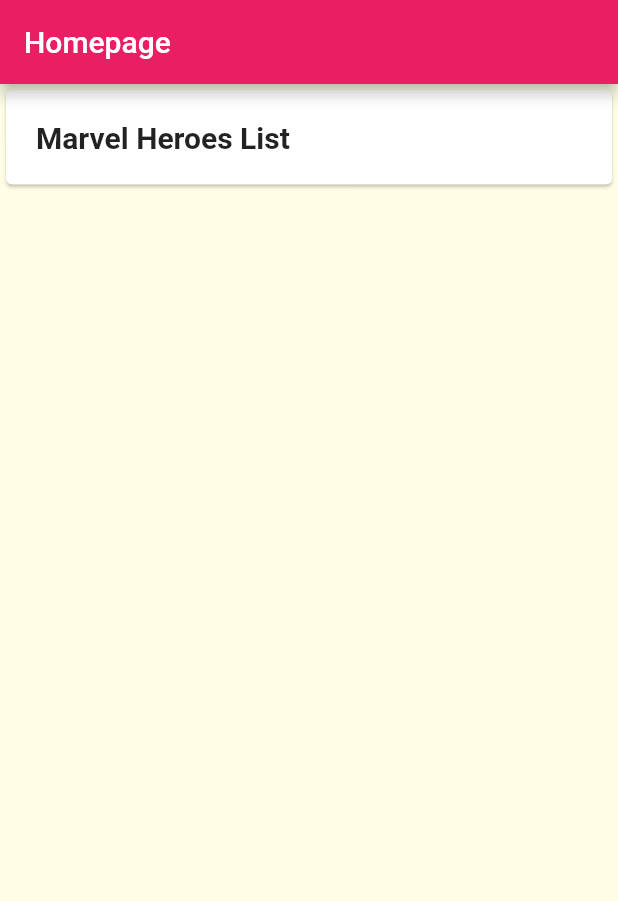
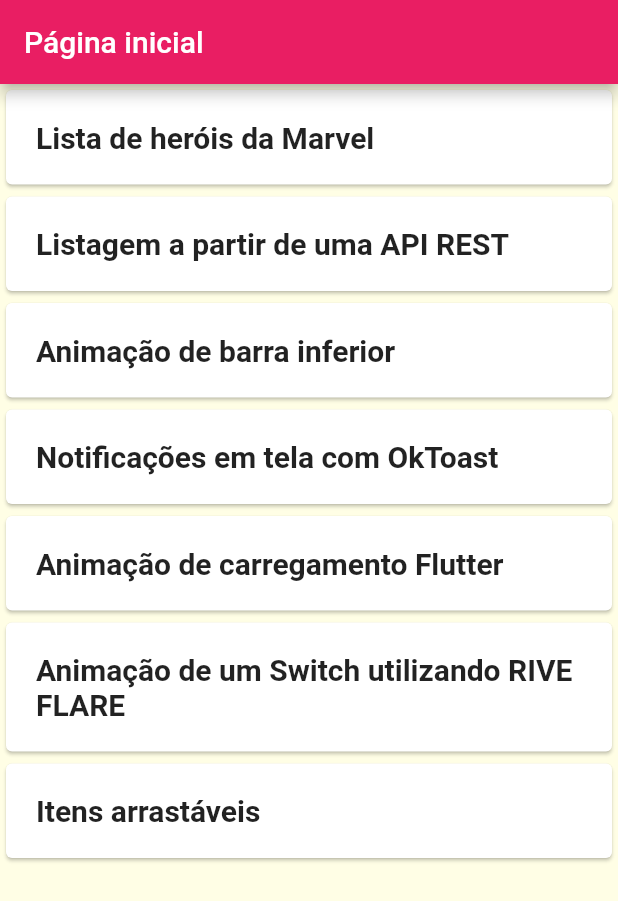
Before and after one commit to filipero/TesteFlutter, a Flutter app: the screen it shows after launch, on a phone screen of 412 x 824 dp. Shown: the top 901 px of the screen. Run offline on Flutter 3.47's test engine with Material 2 defaults, Android fonts, the phone set to English and light mode, and no system bars; drawn by our look-alikes of oktoast; our stand-ins replace flare_flutter; missing offline and left inert: random_color; Roboto replaces fonts that are missing (Raleway, RobotoCondensed).

Commit message:
Refeita a navegação dentro do app

```diff
--- a/lib/Screens/marvelheroes.dart
+++ b/lib/Screens/marvelheroes.dart
@@ -4,7 +4,7 @@
 
 class MarvelHeroes extends StatefulWidget {
   static const routeName = '/marvel';
-  static const pageTitle = 'Marvel Heroes List';
+  static const pageTitle = 'Lista de heróis da Marvel';
   MarvelHeroes({Key key, this.title}) : super(key: key);
   final String title;
 
--- a/lib/main.dart
+++ b/lib/main.dart
@@ -8,6 +8,7 @@
 import './system/theme.dart';
 import './Screens/toast.dart';
 import './Screens/draggableitems.dart';
+import './Widgets/toast.dart';
 
 void main() => runApp(MyApp());
 
@@ -19,13 +20,13 @@
 class _MyAppState extends State<MyApp> {
   @override
   Widget build(BuildContext context) {
-    return MaterialApp(
-        title: 'DeliMeals',
+    return OKToast(
+      child: MaterialApp(
+          title: 'Repositório de testes',
           theme: ThemeData(
               primarySwatch: Colors.pink,
               accentColor: Colors.amber,
               canvasColor: Color.fromRGBO(255, 254, 229, 1),
-            fontFamily: 'Raleway',
               textTheme: ThemeData.light().textTheme.copyWith(
                     body1: TextStyle(
                       color: Color.fromRGBO(20, 51, 51, 1),
@@ -33,26 +34,23 @@
                     body2: TextStyle(
                       color: Color.fromRGBO(20, 51, 51, 1),
                     ),
-                  title: TextStyle(
-                      fontSize: 20,
-                      fontFamily: 'RobotoCondensed',
-                      fontWeight: FontWeight.bold),
+                    title: TextStyle(fontSize: 20, fontWeight: FontWeight.bold),
                   )),
-        // home: CategoriesScreen(),
           initialRoute: '/',
           routes: {
             '/': (ctx) => HomePage(),
             MarvelHeroes.routeName: (ctx) => MarvelHeroes(),
-          /* ApiList.routeName: (ctx) => ApiList(),
+            ApiList.routeName: (ctx) => ApiList(),
             BottomBarAnim.routeName: (ctx) => BottomBarAnim(),
             ToastNotify.routeName: (ctx) => ToastNotify(),
             Loader.routeName: (ctx) => Loader(),
             RiveAnim.routeName: (ctx) => RiveAnim(),
-          DraggableItems.routeName: (ctx) => DraggableItems(), */
+            DraggableItems.routeName: (ctx) => DraggableItems(),
           },
           onUnknownRoute: (settings) {
             return MaterialPageRoute(builder: (ctx) => HomePage());
-        });
+          }),
+    );
   }
 }
 
@@ -78,20 +76,32 @@
 
 class _HomePageState extends State<HomePage> {
   @override
+  void initState() {
+    super.initState();
+    WidgetsBinding.instance.addPostFrameCallback((_) => showToastWidget(
+        ToastWidget(
+          title: 'Toasty',
+          description: 'Write Better Toast',
+        ),
+        duration: Duration(seconds: 5)));
+  }
+
+  @override
   Widget build(BuildContext context) {
     return Scaffold(
       appBar: AppBar(
-        title: Text('Homepage'),
+        title: Text('Página inicial'),
       ),
       body: ListView(
         children: <Widget>[
           _buildList(context, MarvelHeroes.routeName, MarvelHeroes.pageTitle),
-          /* _buildList(context, ApiList.routeName, ApiList.pageTitle),
+          _buildList(context, ApiList.routeName, ApiList.pageTitle),
           _buildList(context, BottomBarAnim.routeName, BottomBarAnim.pageTitle),
           _buildList(context, ToastNotify.routeName, ToastNotify.pageTitle),
           _buildList(context, Loader.routeName, Loader.pageTitle),
           _buildList(context, RiveAnim.routeName, RiveAnim.pageTitle),
-          _buildList(context, DraggableItems.routeName, DraggableItems.pageTitle), */
+          _buildList(
+              context, DraggableItems.routeName, DraggableItems.pageTitle),
         ],
       ),
     );
```
Also changed, not shown: lib/Screens/bottombaranimation.dart (+7 -2 lines), lib/Screens/draggableitems.dart (+7 -2 lines), lib/Screens/listviewapi.dart (+9 -4 lines), lib/Screens/loaderanim.dart (+7 -4 lines), lib/Screens/riveanim.dart (+7 -3 lines), lib/Screens/toast.dart (+7 -2 lines). Lines whose indentation alone changed are shown as unchanged.
